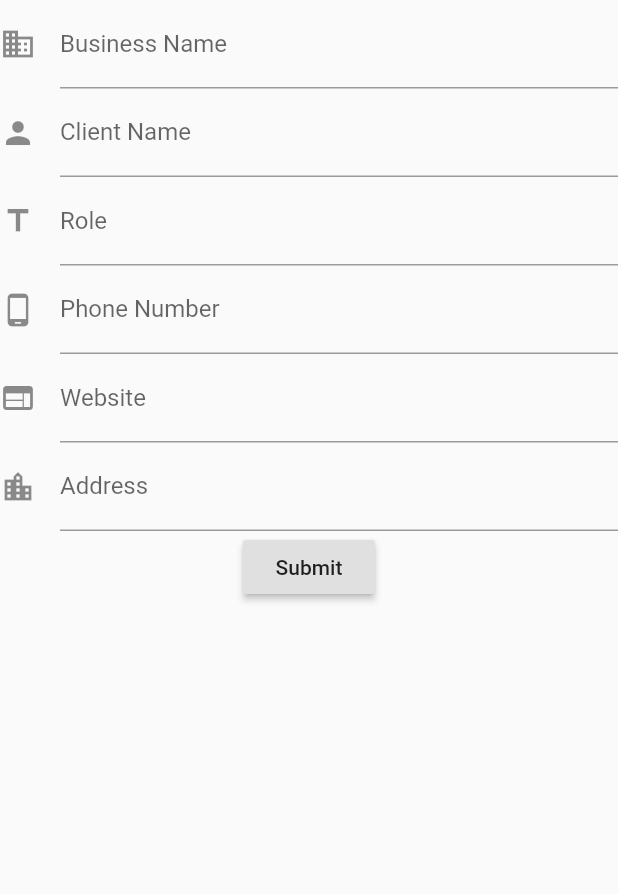
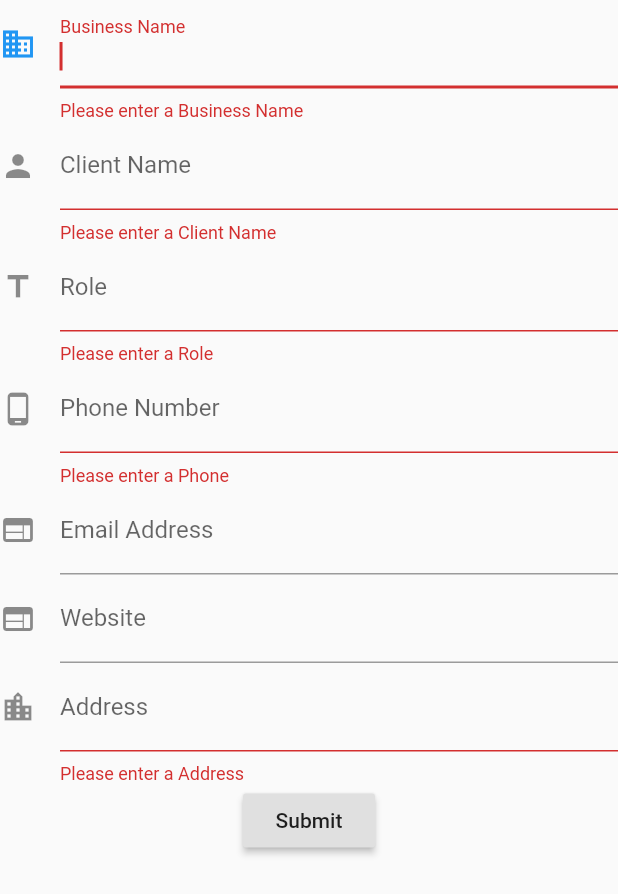
Before and after one commit to KelvinSajere/QuickSnap, a Flutter app: the BusinessCardForm widget shown alone on an empty page, opened directly, on a phone screen of 412 x 824 dp. Shown: the top 894 px of the screen. Run offline on Flutter 3.47's test engine with Material 2 defaults, Android fonts, the phone set to English and light mode, and no system bars; our stand-ins replace camera.

Commit message:
Created Business Card Form

```diff
--- /dev/null
+++ b/lib/CRUD_Contact.dart/business_card.dart
@@ -0,0 +1,48 @@
+/*
+Entity Class that holds the Business Card Defination
+ */
+
+class BusinessCard {
+  String _businessName,
+      _clientName,
+      _role,
+      _phoneNumber,
+      _email,
+      _webSite,
+      _address;
+
+  set setBusinessName(String input) => _businessName = input;
+
+  String get getBusinessName => _businessName;
+
+  set setClientName(String input) => _clientName = input;
+
+  get getClientName => _clientName;
+
+  set setRole(String input) => _role = input;
+
+  get getRole => _role;
+
+  set setPhoneNumber(String input) => _phoneNumber = input;
+
+  get getPhoneNumber => _phoneNumber;
+
+  set setEmail(String input) => _email = input;
+
+  String get getEmail => _email;
+
+  set setWebUrl(String input) => _webSite = input;
+
+  String get getWebUrl => _webSite;
+
+  set setAddress(String input) => _address = input;
+
+  String get getAddress => _address;
+
+  @override
+  String toString() {
+    final StringBuffer builder = StringBuffer();
+    builder.write("{BusinessName:$_businessName}");
+    return builder.toString();
+  }
+}
--- /dev/null
+++ b/lib/CRUD_Contact.dart/business_card_form.dart
@@ -0,0 +1,173 @@
+import 'package:flutter/material.dart';
+import 'package:flutter/widgets.dart';
+import 'package:quicksnap/CRUD_Contact.dart/business_card.dart';
+import 'package:quicksnap/CRUD_Contact.dart/crud_business_card.dart';
+
+/*
+ *Business Card Form used to perform CRUD function on Business Card information
+ *
+ */
+class BusinessCardForm extends StatefulWidget {
+  @override
+  _BusinessCardFormState createState() => _BusinessCardFormState();
+}
+
+class _BusinessCardFormState extends State<BusinessCardForm> {
+  final _formKey = GlobalKey<FormState>();
+  FocusNode _clientNameFocus;
+  FocusNode _roleFocus;
+  FocusNode _phoneNumberFocus;
+  FocusNode _emailFocus;
+  FocusNode _webFocus;
+  FocusNode _addressFocus;
+  FocusNode _buttonFocus;
+  BusinessCardBloc _crudBusinessCard = BusinessCardBloc();
+
+  @override
+  void initState() {
+    super.initState();
+    _clientNameFocus = FocusNode();
+    _roleFocus = FocusNode();
+    _phoneNumberFocus = FocusNode();
+    _emailFocus = FocusNode();
+    _webFocus = FocusNode();
+    _addressFocus = FocusNode();
+    _buttonFocus = FocusNode();
+  }
+
+  @override
+  void dispose() {
+    disposeFocus();
+    super.dispose();
+  }
+
+  void disposeFocus() {
+    _clientNameFocus.dispose();
+    _roleFocus.dispose();
+    _phoneNumberFocus.dispose();
+    _emailFocus.dispose();
+    _webFocus.dispose();
+    _addressFocus.dispose();
+    _buttonFocus.dispose();
+  }
+
+  @override
+  Widget build(BuildContext context) {
+    var _businessCard = BusinessCard();
+    return SingleChildScrollView(
+        scrollDirection: Axis.vertical,
+        child: Form(
+          autovalidate: true,
+          key: _formKey,
+          child: Column(
+            crossAxisAlignment: CrossAxisAlignment.start,
+            children: <Widget>[
+              TextFormField(
+                textInputAction: TextInputAction.next,
+                autofocus: true,
+                validator: (val) => _crudBusinessCard.validateRequiredInput(
+                    val, "Business Name"),
+                onFieldSubmitted: (_) {
+                  FocusScope.of(context).requestFocus(_clientNameFocus);
+                },
+                onSaved: (val) {
+                  _businessCard.setBusinessName = val;
+                },
+                decoration: InputDecoration(
+                    labelText: "Business Name", icon: Icon(Icons.business)),
+              ),
+              TextFormField(
+                focusNode: _clientNameFocus,
+                textInputAction: TextInputAction.next,
+                validator: (val) =>
+                    _crudBusinessCard.validateRequiredInput(val, "Client Name"),
+                onFieldSubmitted: (_) {
+                  FocusScope.of(context).requestFocus(_roleFocus);
+                },
+                onSaved: (val) => _businessCard.setClientName = val,
+                decoration: InputDecoration(
+                    labelText: "Client Name", icon: Icon(Icons.person)),
+              ),
+              TextFormField(
+                focusNode: _roleFocus,
+                textInputAction: TextInputAction.next,
+                validator: (val) =>
+                    _crudBusinessCard.validateRequiredInput(val, "Role"),
+                onSaved: (val) => _businessCard.setRole = val,
+                onFieldSubmitted: (_) {
+                  FocusScope.of(context).requestFocus(_phoneNumberFocus);
+                },
+                decoration: InputDecoration(
+                    labelText: "Role",
+                    icon: Icon(Icons.title),
+                    hintText: "Vice President"),
+              ),
+              TextFormField(
+                focusNode: _phoneNumberFocus,
+                textInputAction: TextInputAction.next,
+                keyboardType: TextInputType.phone,
+                onSaved: (val) => _businessCard.setPhoneNumber = val,
+                onFieldSubmitted: (_) {
+                  FocusScope.of(context).requestFocus(_emailFocus);
+                },
+                validator: (val) =>
+                    _crudBusinessCard.validateRequiredInput(val, "Phone"),
+                decoration: InputDecoration(
+                    labelText: "Phone Number", icon: Icon(Icons.phone_android)),
+              ),
+              TextFormField(
+                focusNode: _emailFocus,
+                textInputAction: TextInputAction.next,
+                keyboardType: TextInputType.emailAddress,
+                validator: _crudBusinessCard.validateEmail,
+                onSaved: (val) => _businessCard.setPhoneNumber = val,
+                onFieldSubmitted: (_) {
+                  FocusScope.of(context).requestFocus(_webFocus);
+                },
+                decoration: InputDecoration(
+                    labelText: "Email Address",
+                    icon: Icon(Icons.web),
+                    hintText: "e.g example@example.com"),
+              ),
+              TextFormField(
+                focusNode: _webFocus,
+                textInputAction: TextInputAction.next,
+                validator: _crudBusinessCard.validateWebUrl,
+                keyboardType: TextInputType.text,
+                onSaved: (val) => _businessCard.setWebUrl = val,
+                onFieldSubmitted: (_) {
+                  FocusScope.of(context).requestFocus(_addressFocus);
+                },
+                decoration: InputDecoration(
+                    labelText: "Website",
+                    icon: Icon(Icons.web),
+                    hintText: "e.g Google.com"),
+              ),
+              TextFormField(
+                focusNode: _addressFocus,
+                textInputAction: TextInputAction.done,
+                validator: (val) =>
+                    _crudBusinessCard.validateRequiredInput(val, "Address"),
+                onSaved: (val) => _businessCard.setAddress = val,
+                onFieldSubmitted: (_) {
+                  FocusScope.of(context).requestFocus(_buttonFocus);
+                },
+                decoration: InputDecoration(
+                    icon: Icon(Icons.location_city), labelText: "Address"),
+              ),
+              Center(
+                child: RaisedButton(
+                  focusNode: _buttonFocus,
+                  onPressed: () {
+                    if (_formKey.currentState.validate()) {
+                      _formKey.currentState.save();
+                    }
+                  },
+                  child: Text('Submit'),
+                ),
+              ),
+            ],
+          ),
+        ));
+  }
+}
--- a/lib/CRUD_Contact.dart/contact_page.dart
+++ b/lib/CRUD_Contact.dart/contact_page.dart
@@ -1,21 +1,33 @@
+import 'dart:io';
+
 import 'package:flutter/material.dart';
 import 'package:flutter/widgets.dart';
+import 'package:provider/provider.dart';
+import 'package:quicksnap/Camera/camera_bloc.dart';
 
+import 'business_card_form.dart';
+
+/*
+Contact Page containing the Business card , and extracted business card information
+Contact Page => BusinessCard Form
+ */
 class ContactPage extends StatelessWidget {
   @override
   Widget build(BuildContext context) {
+    final _bloc = Provider.of<CameraBloc>(context);
     return Scaffold(
       appBar: AppBar(
         title: Text('Contact Details'),
       ),
-      body: Container(
+      body: _bloc.picturePath == null
+          ? CircularProgressIndicator()
+          : Container(
               child: Column(
                 children: <Widget>[
                   Expanded(
                       child: FittedBox(
                     child: Card(
-                child: Center(
-                    child: Image.asset('assets/food.jpg', fit: BoxFit.fill)),
+                      child: Center(child: Image.file(File(_bloc.picturePath))),
                     ),
                   )),
                   Expanded(
@@ -30,51 +42,3 @@ class ContactPage extends StatelessWidget {
     );
   }
 }
-
-class BusinessCardForm extends StatelessWidget {
-  @override
-  Widget build(BuildContext context) {
-    return SingleChildScrollView(
-        scrollDirection: Axis.vertical,
-        child: Form(
-          child: Column(
-            crossAxisAlignment: CrossAxisAlignment.start,
-            children: <Widget>[
-              TextFormField(
-                decoration: InputDecoration(
-                    labelText: "Business Name", icon: Icon(Icons.business)),
-              ),
-              TextFormField(
-                decoration: InputDecoration(
-                    labelText: "Client Name", icon: Icon(Icons.person)),
-              ),
-              TextFormField(
-                decoration:
-                    InputDecoration(labelText: "Role", icon: Icon(Icons.title)),
-              ),
-              TextFormField(
-                decoration: InputDecoration(
-                    labelText: "Phone Number", icon: Icon(Icons.phone_android)),
-              ),
-              TextFormField(
-                decoration: InputDecoration(
-                    labelText: "Website", icon: Icon(Icons.web)),
-              ),
-              TextFormField(
-                decoration: InputDecoration(
-                    icon: Icon(Icons.location_city), labelText: "Address"),
-              ),
-              Center(
-                child: RaisedButton(
-                  onPressed: () {
-                    // Validate will return true if the form is valid, or false if
-                    // the form is invalid.
-                  },
-                  child: Text('Submit'),
-                ),
-              ),
-            ],
-          ),
-        ));
-  }
-}
--- /dev/null
+++ b/lib/CRUD_Contact.dart/crud_business_card.dart
@@ -0,0 +1,29 @@
+/*
+ *Business Card Bloc  containing all business logic relating to business card
+ *Validation business card information
+ *Saving business card information
+ *Making API call
+ */
+class BusinessCardBloc {
+  String validateEmail(String email) {
+    final RegExp regex = new RegExp(
+        r"^[a-zA-Z0-9.!#$%&'*+/=?^_`{|}~-]+@[a-zA-Z0-9](?:[a-zA-Z0-9-]{0,61}[a-zA-Z0-9])?(?:\.[a-zA-Z0-9](?:[a-zA-Z0-9-]{0,61}[a-zA-Z0-9])?)*$");
+    if (email.isNotEmpty) {
+      return regex.hasMatch(email) ? null : "Please enter a valid Email";
+    }
+    return null;
+  }
+
+  String validateWebUrl(String webUrl) {
+    final RegExp regex =
+        new RegExp(r"(?:\s*\w+\s*\.\s*)+\w{2,3}\s*(?=\/|\?|\b)");
+    if (webUrl.isNotEmpty) {
+      return regex.hasMatch(webUrl) ? null : "Please enter a valid Web Url";
+    }
+    return null;
+  }
+
+  String validateRequiredInput(String input, String name) {
+    return input.isNotEmpty ? null : "Please enter a $name";
+  }
+}
```
Lines whose indentation alone changed are shown as unchanged.
